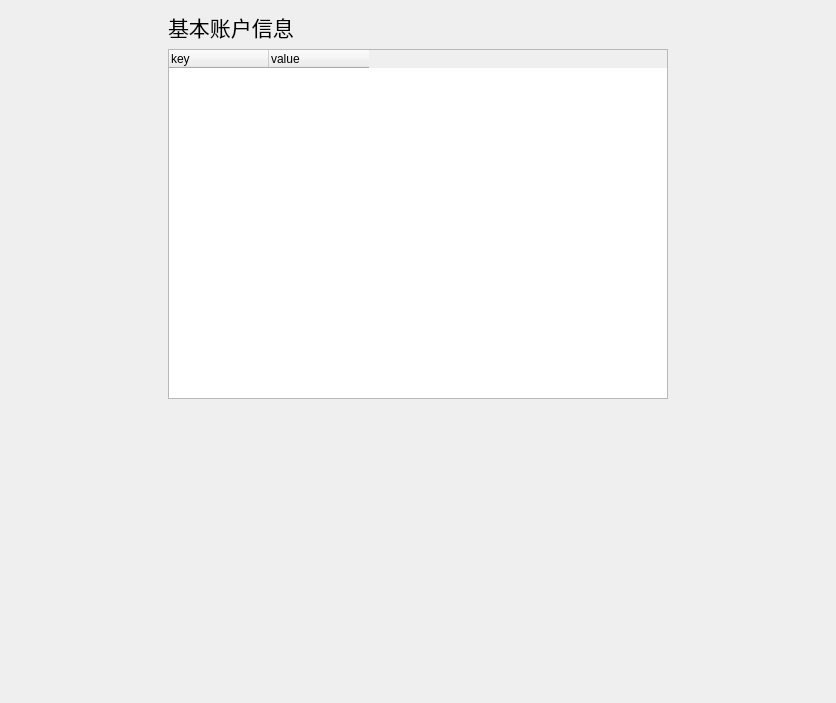
Before: the Qt Designer form app/ui/account.ui in ctpbee/ctpbee_desktop, drawn with Qt 5.
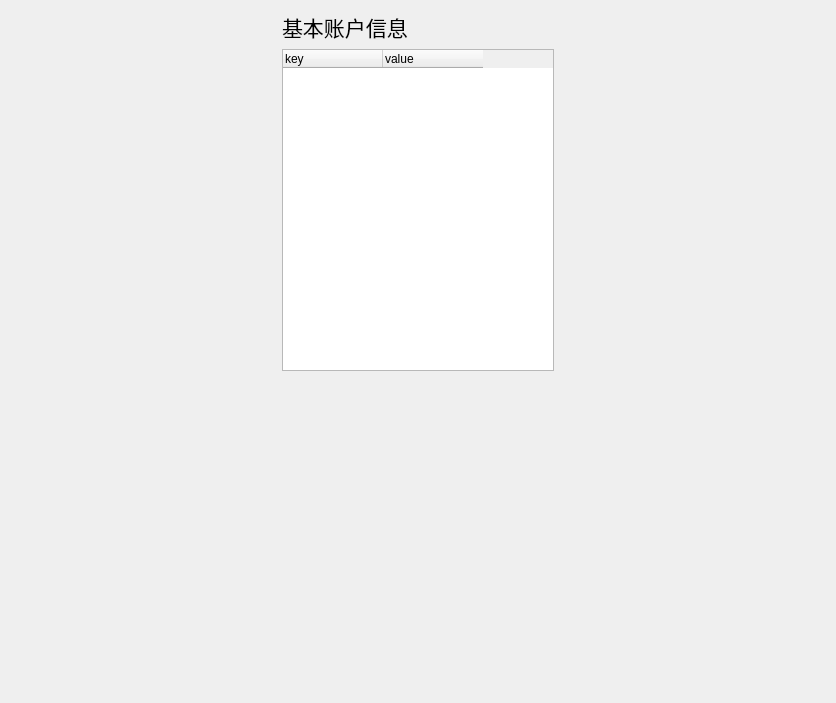
After: the same form once the commit is applied.

```diff
--- a/app/ui/account.ui
+++ b/app/ui/account.ui
@@ -37,8 +37,8 @@
     <widget class="QTableWidget" name="tableWidget">
      <property name="minimumSize">
       <size>
-       <width>500</width>
-       <height>350</height>
+       <width>0</width>
+       <height>0</height>
       </size>
      </property>
      <property name="baseSize">
```
